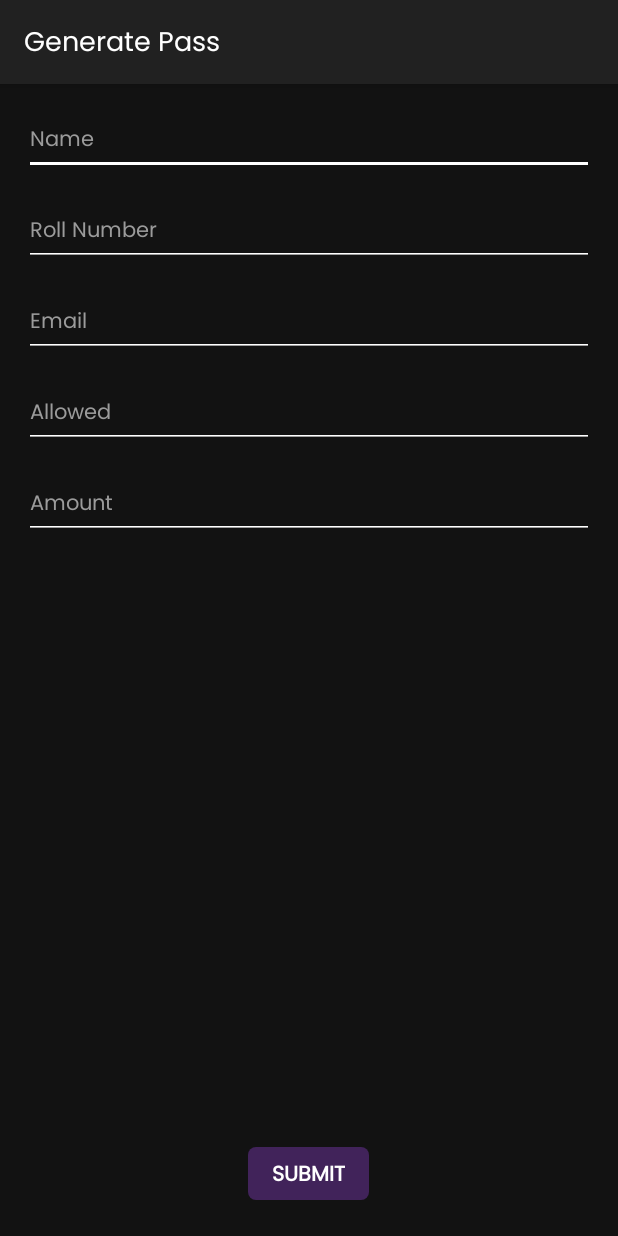
After one commit to avishekdas128/regalia-22-admin-app, an Android app: the GeneratePassActivity screen opened directly, with no data from a screen before it, on a phone screen of 412 x 824 dp. The commit adds this screen. Run offline under Robolectric (Android 15) with nearby library versions, the phone set to English and light mode, and no system bars; our stand-ins replace Dagger/Hilt's generated code.

Commit message:
generate pass done

```diff
--- a/app/src/main/AndroidManifest.xml
+++ b/app/src/main/AndroidManifest.xml
@@ -47,6 +47,11 @@
             android:configChanges="orientation|keyboard"
             android:exported="false"
             android:windowSoftInputMode="adjustResize" />
+        <activity
+            android:name=".generate.pass.GeneratePassActivity"
+            android:configChanges="orientation|keyboard"
+            android:exported="false"
+            android:windowSoftInputMode="adjustResize" />
     </application>
 
 </manifest>
--- a/app/src/main/java/com/orangeink/regalia22/data/network/RegaliaService.kt
+++ b/app/src/main/java/com/orangeink/regalia22/data/network/RegaliaService.kt
@@ -1,6 +1,7 @@
 package com.orangeink.regalia22.data.network
 
 import com.orangeink.regalia22.common.SuccessResponse
+import com.orangeink.regalia22.generate.pass.data.model.GeneratePassRequest
 import com.orangeink.regalia22.login.data.model.Team
 import com.orangeink.regalia22.search.data.model.ResendEmailRequest
 import com.orangeink.regalia22.search.data.model.SearchRequest
@@ -37,4 +38,7 @@ interface RegaliaService {
     @PATCH("/pass/resend_mail")
     suspend fun resendMail(@Body resendEmailRequest: ResendEmailRequest): Response<SuccessResponse>
 
+    @POST("/pass")
+    suspend fun generatePass(@Body generatePassRequest: GeneratePassRequest): Response<SuccessResponse>
+
 }
--- /dev/null
+++ b/app/src/main/java/com/orangeink/regalia22/generate/pass/GeneratePassActivity.kt
@@ -0,0 +1,71 @@
+package com.orangeink.regalia22.generate.pass
+
+import android.os.Bundle
+import android.view.View
+import android.widget.Toast
+import androidx.activity.viewModels
+import androidx.appcompat.app.AppCompatActivity
+import com.orangeink.regalia22.databinding.ActivityGeneratePassBinding
+import com.orangeink.regalia22.generate.pass.viewmodel.GeneratePassViewModel
+import com.orangeink.regalia22.util.hideKeyboard
+import dagger.hilt.android.AndroidEntryPoint
+
+@AndroidEntryPoint
+class GeneratePassActivity : AppCompatActivity() {
+
+    private lateinit var binding: ActivityGeneratePassBinding
+    private val viewModel: GeneratePassViewModel by viewModels()
+
+    override fun onCreate(savedInstanceState: Bundle?) {
+        super.onCreate(savedInstanceState)
+        binding = ActivityGeneratePassBinding.inflate(layoutInflater)
+        setContentView(binding.root)
+        setListeners()
+        subscribeToLiveData()
+    }
+
+    private fun setListeners() {
+        binding.btnSubmit.setOnClickListener {
+            if (binding.etName.text.isNullOrBlank()) {
+                Toast.makeText(this, "Name cannot be empty!", Toast.LENGTH_SHORT).show()
+                return@setOnClickListener
+            }
+            if (binding.etRoll.text.isNullOrBlank()) {
+                Toast.makeText(this, "Roll Number cannot be empty!", Toast.LENGTH_SHORT).show()
+                return@setOnClickListener
+            }
+            if (binding.etEmail.text.isNullOrBlank()) {
+                Toast.makeText(this, "Email cannot be empty!", Toast.LENGTH_SHORT).show()
+                return@setOnClickListener
+            }
+            if (binding.etAllowed.text.isNullOrBlank()) {
+                Toast.makeText(this, "Allowed cannot be empty!", Toast.LENGTH_SHORT).show()
+                return@setOnClickListener
+            }
+            var amount = ""
+            if (!binding.etAmount.text.isNullOrBlank())
+                amount = binding.etAmount.text.toString()
+            hideKeyboard(this)
+            binding.progressGeneratePass.visibility = View.VISIBLE
+            viewModel.generatePass(
+                binding.etName.text.toString(),
+                binding.etRoll.text.toString(),
+                binding.etEmail.text.toString(),
+                binding.etAllowed.text.toString().toInt(),
+                amount
+            )
+        }
+    }
+
+    private fun subscribeToLiveData() {
+        viewModel.generate.observe(this) {
+            binding.progressGeneratePass.visibility = View.GONE
+            Toast.makeText(this, "Successfully generated!", Toast.LENGTH_SHORT).show()
+            finish()
+        }
+        viewModel.error.observe(this) {
+            binding.progressGeneratePass.visibility = View.GONE
+            Toast.makeText(this, it, Toast.LENGTH_SHORT).show()
+        }
+    }
+}
--- /dev/null
+++ b/app/src/main/java/com/orangeink/regalia22/generate/pass/data/remote/GeneratePassRepository.kt
@@ -0,0 +1,24 @@
+package com.orangeink.regalia22.generate.pass.data.remote
+
+import com.orangeink.regalia22.data.network.RegaliaService
+import com.orangeink.regalia22.generate.pass.data.model.GeneratePassRequest
+import com.orangeink.regalia22.util.BaseDataSource
+import javax.inject.Inject
+import javax.inject.Singleton
+
+@Singleton
+class GeneratePassRepository @Inject constructor(
+    private val service: RegaliaService
+) : BaseDataSource() {
+
+    suspend fun generatePass(
+        name: String,
+        roll: String,
+        email: String,
+        allowed: Int,
+        amount: String
+    ) = getResult {
+        service.generatePass(GeneratePassRequest(name, roll, email, allowed, amount))
+    }
+
+}
--- /dev/null
+++ b/app/src/main/java/com/orangeink/regalia22/generate/pass/viewmodel/GeneratePassViewModel.kt
@@ -0,0 +1,44 @@
+package com.orangeink.regalia22.generate.pass.viewmodel
+
+import androidx.lifecycle.LiveData
+import androidx.lifecycle.MutableLiveData
+import androidx.lifecycle.ViewModel
+import androidx.lifecycle.viewModelScope
+import com.orangeink.regalia22.common.SuccessResponse
+import com.orangeink.regalia22.generate.pass.data.remote.GeneratePassRepository
+import com.orangeink.regalia22.util.Resource
+import dagger.hilt.android.lifecycle.HiltViewModel
+import kotlinx.coroutines.launch
+import javax.inject.Inject
+
+@HiltViewModel
+class GeneratePassViewModel @Inject constructor(
+    private val repository: GeneratePassRepository
+) : ViewModel() {
+
+    private val _generate = MutableLiveData<SuccessResponse>()
+    val generate: LiveData<SuccessResponse> = _generate
+
+    private val _error = MutableLiveData<String>()
+    val error: LiveData<String> = _error
+
+    fun generatePass(
+        name: String,
+        roll: String,
+        email: String,
+        allowed: Int,
+        amount: String
+    ) {
+        viewModelScope.launch {
+            when (val response = repository.generatePass(name, roll, email, allowed, amount)) {
+                is Resource.Error -> _error.postValue(response.exception)
+                is Resource.Success -> {
+                    response.data.let {
+                        _generate.postValue(it)
+                    }
+                }
+                else -> {}
+            }
+        }
+    }
+}
--- /dev/null
+++ b/app/src/main/res/layout/activity_generate_pass.xml
@@ -0,0 +1,143 @@
+<?xml version="1.0" encoding="utf-8"?>
+<RelativeLayout xmlns:android="http://schemas.android.com/apk/res/android"
+    android:layout_width="match_parent"
+    android:layout_height="match_parent"
+    android:fitsSystemWindows="true">
+
+    <androidx.appcompat.widget.Toolbar
+        android:id="@+id/toolbar"
+        android:layout_width="match_parent"
+        android:layout_height="?attr/actionBarSize"
+        android:background="?attr/colorSecondary"
+        android:elevation="@dimen/padding_4">
+
+        <TextView
+            android:id="@+id/tv_heading"
+            android:layout_width="match_parent"
+            android:layout_height="wrap_content"
+            android:layout_centerVertical="true"
+            android:includeFontPadding="false"
+            android:text="@string/generate_pass"
+            android:textColor="?attr/colorOnPrimary"
+            android:textSize="@dimen/text_size_18" />
+
+    </androidx.appcompat.widget.Toolbar>
+
+    <androidx.core.widget.NestedScrollView
+        android:id="@+id/top_scroll_view"
+        android:layout_width="match_parent"
+        android:layout_height="match_parent"
+        android:layout_below="@id/toolbar"
+        android:fillViewport="true">
+
+        <RelativeLayout
+            android:layout_width="match_parent"
+            android:layout_height="wrap_content"
+            android:paddingHorizontal="@dimen/padding_16">
+
+            <EditText
+                android:id="@+id/et_name"
+                android:layout_width="match_parent"
+                android:layout_height="wrap_content"
+                android:layout_marginTop="@dimen/margin_16"
+                android:backgroundTint="?colorOnPrimary"
+                android:hint="@string/name"
+                android:imeOptions="actionNext"
+                android:importantForAutofill="no"
+                android:inputType="textEmailAddress"
+                android:textColor="?colorOnPrimary"
+                android:textColorHint="@color/white_600"
+                android:textSize="@dimen/text_size_14" />
+
+            <EditText
+                android:id="@+id/et_roll"
+                android:layout_width="match_parent"
+                android:layout_height="wrap_content"
+                android:layout_below="@id/et_name"
+                android:layout_marginTop="@dimen/margin_16"
+                android:backgroundTint="?colorOnPrimary"
+                android:hint="@string/roll_number"
+                android:imeOptions="actionNext"
+                android:importantForAutofill="no"
+                android:inputType="text"
+                android:textColor="?colorOnPrimary"
+                android:textColorHint="@color/white_600"
+                android:textSize="@dimen/text_size_14" />
+
+            <EditText
+                android:id="@+id/et_email"
+                android:layout_width="match_parent"
+                android:layout_height="wrap_content"
+                android:layout_below="@id/et_roll"
+                android:layout_marginTop="@dimen/margin_16"
+                android:backgroundTint="?colorOnPrimary"
+                android:hint="@string/email"
+                android:imeOptions="actionNext"
+                android:importantForAutofill="no"
+                android:inputType="textEmailAddress"
+                android:textColor="?colorOnPrimary"
+                android:textColorHint="@color/white_600"
+                android:textSize="@dimen/text_size_14" />
+
+            <EditText
+                android:id="@+id/et_allowed"
+                android:layout_width="match_parent"
+                android:layout_height="wrap_content"
+                android:layout_below="@id/et_email"
+                android:layout_marginTop="@dimen/margin_16"
+                android:backgroundTint="?colorOnPrimary"
+                android:hint="@string/allowed"
+                android:imeOptions="actionNext"
+                android:importantForAutofill="no"
+                android:inputType="number"
+                android:textColor="?colorOnPrimary"
+                android:textColorHint="@color/white_600"
+                android:textSize="@dimen/text_size_14" />
+
+            <EditText
+                android:id="@+id/et_amount"
+                android:layout_width="match_parent"
+                android:layout_height="wrap_content"
+                android:layout_below="@id/et_allowed"
+                android:layout_marginTop="@dimen/margin_16"
+                android:backgroundTint="?colorOnPrimary"
+                android:hint="@string/amount"
+                android:imeOptions="actionDone"
+                android:importantForAutofill="no"
+                android:inputType="number"
+                android:textColor="?colorOnPrimary"
+                android:textColorHint="@color/white_600"
+                android:textSize="@dimen/text_size_14" />
+
+            <ProgressBar
+                android:id="@+id/progress_generate_pass"
+                android:layout_width="wrap_content"
+                android:layout_height="wrap_content"
+                android:layout_centerInParent="true"
+                android:indeterminateTint="?colorOnPrimary"
+                android:visibility="gone" />
+
+            <TextView
+                android:id="@+id/btn_submit"
+                android:layout_width="wrap_content"
+                android:layout_height="wrap_content"
+                android:layout_alignParentBottom="true"
+                android:layout_centerHorizontal="true"
+                android:layout_marginVertical="@dimen/margin_24"
+                android:background="@drawable/bg_rounded_primary"
+                android:backgroundTint="@color/purple_900"
+                android:gravity="center"
+                android:includeFontPadding="false"
+                android:paddingHorizontal="@dimen/padding_16"
+                android:paddingVertical="@dimen/padding_8"
+                android:text="@string/submit"
+                android:textAllCaps="true"
+                android:textColor="?colorOnPrimary"
+                android:textSize="@dimen/text_size_14"
+                android:textStyle="bold" />
+
+        </RelativeLayout>
+
+    </androidx.core.widget.NestedScrollView>
+
+</RelativeLayout>
--- a/app/src/main/res/layout/fragment_dashboard.xml
+++ b/app/src/main/res/layout/fragment_dashboard.xml
@@ -338,7 +338,7 @@
                 android:weightSum="2">
 
                 <TextView
-                    android:id="@+id/tv_participants"
+                    android:id="@+id/tv_free_entry"
                     android:layout_width="0dp"
                     android:layout_height="wrap_content"
                     android:layout_marginEnd="@dimen/margin_8"
@@ -348,7 +348,7 @@
                     android:includeFontPadding="false"
                     android:paddingHorizontal="@dimen/padding_16"
                     android:paddingVertical="@dimen/padding_12"
-                    android:text="@string/participants"
+                    android:text="@string/free_entry"
                     android:textAllCaps="true"
                     android:textColor="?colorOnPrimary"
                     android:textSize="@dimen/text_size_12" />
--- a/app/src/main/res/values/strings.xml
+++ b/app/src/main/res/values/strings.xml
@@ -36,4 +36,10 @@
     <string name="no_result_found">No result found</string>
     <string name="resend_email_success">Email sent successfully!</string>
     <string name="no_empty_email">Email cannot be empty.</string>
+    <string name="free_entry">Free Entry</string>
+    <string name="name">Name</string>
+    <string name="roll_number">Roll Number</string>
+    <string name="allowed">Allowed</string>
+    <string name="amount">Amount</string>
+    <string name="no_access">You do not have permission to access this!</string>
 </resources>
```
Also changed, not shown: app/src/main/java/com/orangeink/regalia22/generate/pass/data/model/GeneratePassRequest.kt (added, +14 -0 lines), app/src/main/java/com/orangeink/regalia22/home/DashboardFragment.kt (+15 -0 lines).
